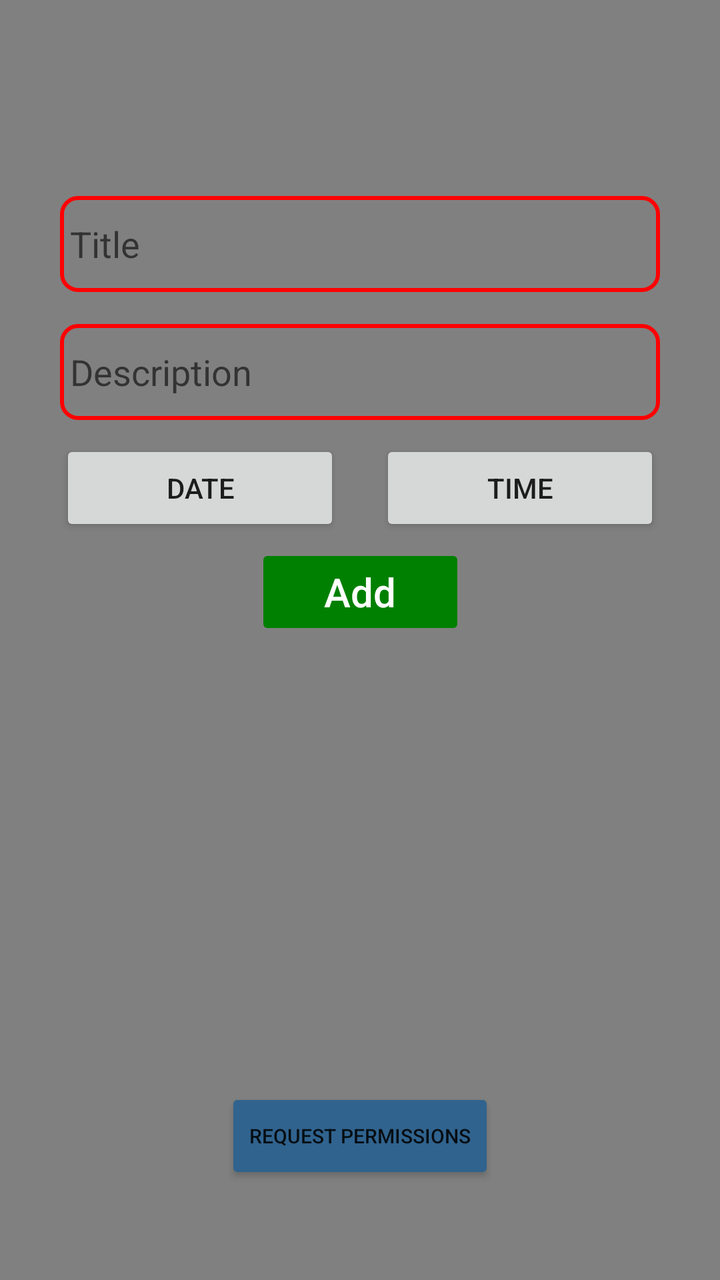
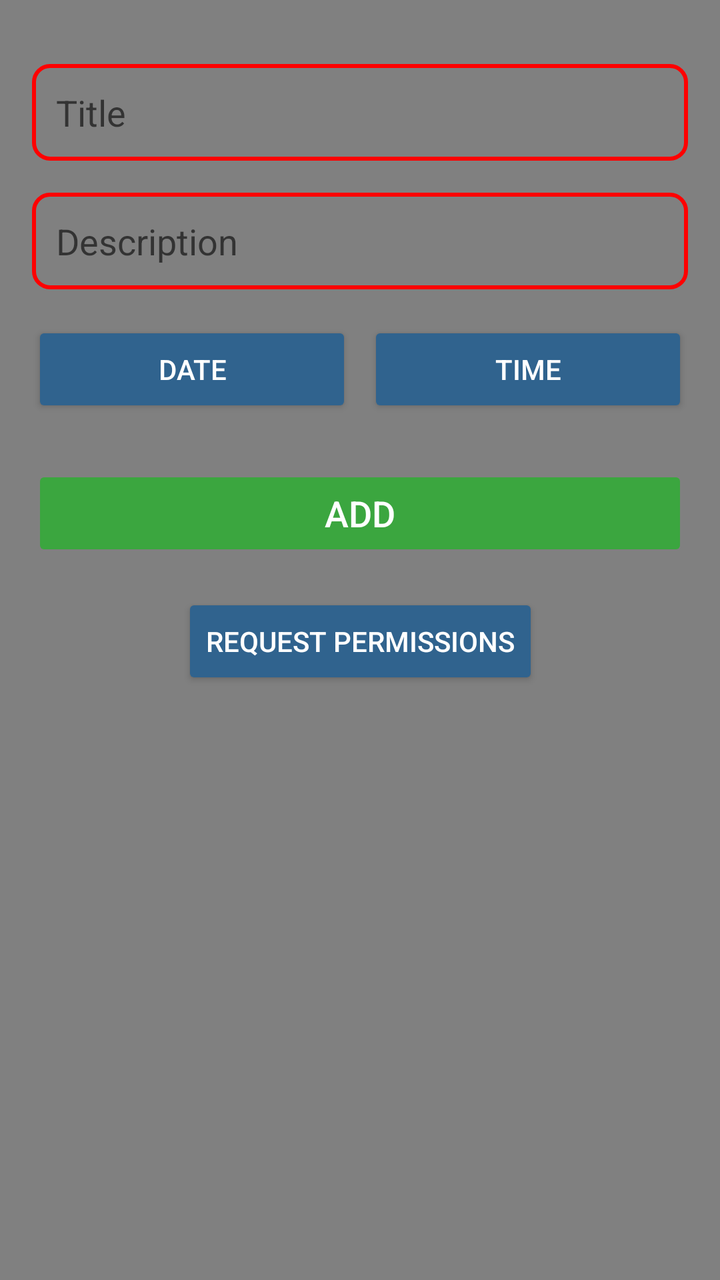

Compare the two renders of this Android layout. The source of the first and the diff that turns it into the second are given below.
<!-- AndroidManifest.xml: application theme Theme.Default -->
<!-- res/layout/activity_add.xml -->
<?xml version="1.0" encoding="utf-8"?>

<androidx.constraintlayout.widget.ConstraintLayout xmlns:android="http://schemas.android.com/apk/res/android"
    xmlns:app="http://schemas.android.com/apk/res-auto"
    xmlns:tools="http://schemas.android.com/tools"
    android:layout_width="match_parent"
    android:layout_height="match_parent"
    android:background="@color/gray"
    tools:context=".Add"
    android:padding="30sp">


    <EditText
        android:id="@+id/title_input"
        android:layout_width="match_parent"
        android:layout_height="wrap_content"
        android:layout_marginTop="68dp"
        android:background="@drawable/shape_style_rounded"
        android:ems="10"
        android:hint="Title"
        android:inputType="text"
        android:minHeight="48dp"
        android:paddingLeft="5dp"
        app:layout_constraintEnd_toEndOf="parent"
        app:layout_constraintHorizontal_bias="0.733"
        app:layout_constraintStart_toStartOf="parent"
        app:layout_constraintTop_toTopOf="parent" />

    <EditText
        android:id="@+id/description_input"
        android:layout_width="match_parent"
        android:layout_height="wrap_content"
        android:layout_marginTop="16dp"
        android:ems="10"
        android:background="@drawable/shape_style_rounded"
        android:paddingLeft="5dp"
        android:hint="Description"
        android:inputType="textMultiLine"
        android:minHeight="48dp"
        app:layout_constraintEnd_toEndOf="parent"
        app:layout_constraintStart_toStartOf="parent"
        app:layout_constraintTop_toBottomOf="@+id/title_input" />

    <LinearLayout
        android:id="@+id/date_and_time_buttons"
        app:layout_constraintTop_toBottomOf="@id/description_input"
        android:layout_width="match_parent"
        android:layout_height="wrap_content"
        android:orientation="horizontal">


        <Button
            android:id="@+id/btnDate"
            android:layout_width="wrap_content"
            android:layout_height="wrap_content"
            android:layout_marginTop="10dp"
            android:layout_marginRight="10dp"

            android:layout_weight="0.5"
            android:text="date" />

        <Button
            android:id="@+id/btnTime"
            android:layout_width="wrap_content"
            android:layout_height="wrap_content"
            android:layout_marginTop="10dp"
            android:layout_marginLeft="10dp"
            android:layout_weight="0.5"
            android:text="time" />

    </LinearLayout>


    <Button
        android:id="@+id/add_new"
        android:layout_width="105dp"
        android:layout_height="48dp"
        android:layout_marginStart="20dp"
        android:layout_marginTop="4dp"
        android:layout_marginEnd="20dp"
        android:backgroundTint="@color/green"
        android:enabled="false"
        android:text="Add"
        android:textAllCaps="false"
        android:textColor="@color/white"
        android:textSize="20sp"
        app:layout_constraintEnd_toEndOf="parent"
        app:layout_constraintStart_toStartOf="parent"
        app:layout_constraintTop_toBottomOf="@+id/date_and_time_buttons" />

    <Button
        android:id="@+id/request_button"
        android:layout_width="wrap_content"
        android:layout_height="wrap_content"
        android:layout_alignParentBottom="true"
        android:layout_centerHorizontal="true"
        android:layout_marginBottom="18dp"
        android:backgroundTint="@color/sky"
        android:text="@string/request_permissions"
        android:textSize="10sp"
        app:layout_constraintEnd_toEndOf="parent"
        app:layout_constraintStart_toStartOf="parent"
        app:layout_constraintBottom_toBottomOf="parent"

        tools:ignore="SmallSp" />



</androidx.constraintlayout.widget.ConstraintLayout>
<!-- resources referenced by this layout -->
<resources>
  <color name="gray">#808080</color>
  <color name="green">#008000</color>
  <color name="sky">#30638E</color>
  <color name="white">#FFFFFFFF</color>
  <!-- drawable shape_style_rounded (drawable) -->
  <?xml version="1.0" encoding="utf-8"?>
  
  <shape xmlns:android="http://schemas.android.com/apk/res/android" android:shape="rectangle">
      <stroke
          android:width="2dp"
          android:color="@color/red" />
      <corners android:radius="8dp"/>
  </shape>
  <string name="request_permissions">Request Permissions</string>
  <style name="Theme.Default" parent="Theme.MaterialComponents.DayNight.DarkActionBar">
          
          <item name="colorPrimary">@color/storm</item>
          <item name="colorPrimaryVariant">@color/sky</item>
          <item name="colorOnPrimary">@color/white</item>
          
          <item name="colorSecondary">@color/ocean</item>
          <item name="colorSecondaryVariant">@color/sky</item>
          <item name="colorOnSecondary">@color/white</item>
          
          <item name="android:statusBarColor">?attr/colorPrimaryVariant</item>
      </style>
  <color name="red">#FF0000</color>
  <color name="storm">#003D5B</color>
  <color name="ocean">#00798C</color>
</resources>

<!-- the commit's change to res/layout/activity_add.xml (unified diff, before → after) -->
@@ -6,104 +6,92 @@
     android:layout_width="match_parent"
     android:layout_height="match_parent"
     android:background="@color/gray"
-    tools:context=".Add"
-    android:padding="30sp">
-
+    android:padding="16dp"
+    tools:context=".Add">
 
     <EditText
         android:id="@+id/title_input"
-        android:layout_width="match_parent"
+        android:layout_width="0dp"
         android:layout_height="wrap_content"
-        android:layout_marginTop="68dp"
+        android:layout_marginTop="16dp"
         android:background="@drawable/shape_style_rounded"
-        android:ems="10"
         android:hint="Title"
         android:inputType="text"
         android:minHeight="48dp"
-        android:paddingLeft="5dp"
+        android:padding="12dp"
         app:layout_constraintEnd_toEndOf="parent"
-        app:layout_constraintHorizontal_bias="0.733"
         app:layout_constraintStart_toStartOf="parent"
         app:layout_constraintTop_toTopOf="parent" />
 
     <EditText
         android:id="@+id/description_input"
-        android:layout_width="match_parent"
+        android:layout_width="0dp"
         android:layout_height="wrap_content"
         android:layout_marginTop="16dp"
-        android:ems="10"
         android:background="@drawable/shape_style_rounded"
-        android:paddingLeft="5dp"
         android:hint="Description"
         android:inputType="textMultiLine"
         android:minHeight="48dp"
+        android:padding="12dp"
         app:layout_constraintEnd_toEndOf="parent"
         app:layout_constraintStart_toStartOf="parent"
-        app:layout_constraintTop_toBottomOf="@+id/title_input" />
+        app:layout_constraintTop_toBottomOf="@id/title_input" />
 
     <LinearLayout
         android:id="@+id/date_and_time_buttons"
-        app:layout_constraintTop_toBottomOf="@id/description_input"
-        android:layout_width="match_parent"
+        android:layout_width="0dp"
         android:layout_height="wrap_content"
-        android:orientation="horizontal">
-
+        android:layout_marginTop="16dp"
+        android:orientation="horizontal"
+        android:weightSum="2"
+        app:layout_constraintEnd_toEndOf="parent"
+        app:layout_constraintStart_toStartOf="parent"
+        app:layout_constraintTop_toBottomOf="@id/description_input">
 
         <Button
             android:id="@+id/btnDate"
-            android:layout_width="wrap_content"
+            android:layout_width="0dp"
             android:layout_height="wrap_content"
-            android:layout_marginTop="10dp"
-            android:layout_marginRight="10dp"
-
-            android:layout_weight="0.5"
-            android:text="date" />
+            android:layout_marginEnd="8dp"
+            android:layout_weight="1"
+            android:backgroundTint="@color/sky"
+            android:text="Date"
+            android:textColor="@color/white" />
 
         <Button
             android:id="@+id/btnTime"
-            android:layout_width="wrap_content"
+            android:layout_width="0dp"
             android:layout_height="wrap_content"
-            android:layout_marginTop="10dp"
-            android:layout_marginLeft="10dp"
-            android:layout_weight="0.5"
-            android:text="time" />
-
+            android:layout_weight="1"
+            android:backgroundTint="@color/sky"
+            android:text="Time"
+            android:textColor="@color/white" />
     </LinearLayout>
-
 
     <Button
         android:id="@+id/add_new"
-        android:layout_width="105dp"
-        android:layout_height="48dp"
-        android:layout_marginStart="20dp"
-        android:layout_marginTop="4dp"
-        android:layout_marginEnd="20dp"
-        android:backgroundTint="@color/green"
+        android:layout_width="0dp"
+        android:layout_height="wrap_content"
+        android:layout_marginTop="24dp"
+        android:backgroundTint="@color/green_confirm"
         android:enabled="false"
         android:text="Add"
-        android:textAllCaps="false"
         android:textColor="@color/white"
-        android:textSize="20sp"
+        android:textSize="18sp"
         app:layout_constraintEnd_toEndOf="parent"
         app:layout_constraintStart_toStartOf="parent"
-        app:layout_constraintTop_toBottomOf="@+id/date_and_time_buttons" />
+        app:layout_constraintTop_toBottomOf="@id/date_and_time_buttons" />
 
     <Button
         android:id="@+id/request_button"
         android:layout_width="wrap_content"
         android:layout_height="wrap_content"
-        android:layout_alignParentBottom="true"
-        android:layout_centerHorizontal="true"
-        android:layout_marginBottom="18dp"
+        android:layout_marginTop="16dp"
         android:backgroundTint="@color/sky"
-        android:text="@string/request_permissions"
-        android:textSize="10sp"
+        android:text="Request Permissions"
+        android:textColor="@color/white"
+        android:textSize="14sp"
         app:layout_constraintEnd_toEndOf="parent"
         app:layout_constraintStart_toStartOf="parent"
-        app:layout_constraintBottom_toBottomOf="parent"
-
-        tools:ignore="SmallSp" />
-
-
-
+        app:layout_constraintTop_toBottomOf="@id/add_new" />
 </androidx.constraintlayout.widget.ConstraintLayout>
<!-- resource entries referenced after the edit -->
@@ -1,7 +1,7 @@
 <!-- resources referenced by this layout -->
 <resources>
   <color name="gray">#808080</color>
-  <color name="green">#008000</color>
+  <color name="green_confirm">#3BA63F</color>
   <color name="sky">#30638E</color>
   <color name="white">#FFFFFFFF</color>
   <!-- drawable shape_style_rounded (drawable) -->
@@ -13,7 +13,6 @@
           android:color="@color/red" />
       <corners android:radius="8dp"/>
   </shape>
-  <string name="request_permissions">Request Permissions</string>
   <style name="Theme.Default" parent="Theme.MaterialComponents.DayNight.DarkActionBar">
           
           <item name="colorPrimary">@color/storm</item>
